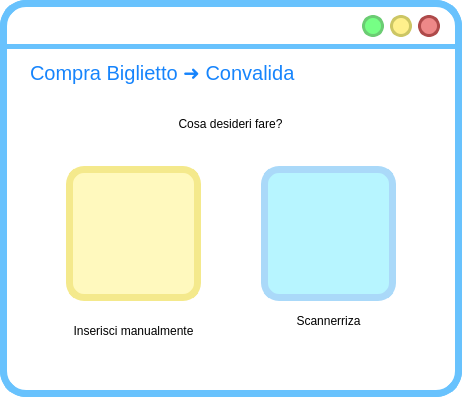
Qt form frontend/ui/Convalida.ui (MrPio/MuseoOmero) before a commit.
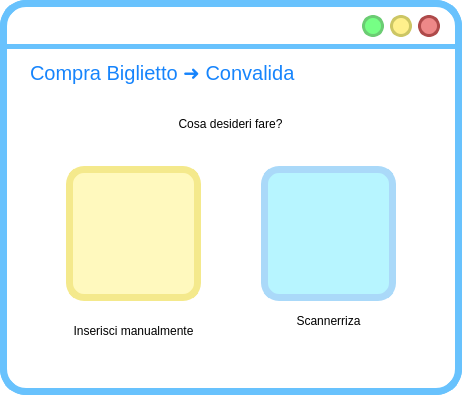
The same form after that commit. Icons and pictures are not drawn.

Patch:
```diff
--- a/frontend/ui/Convalida.ui
+++ b/frontend/ui/Convalida.ui
@@ -7,7 +7,7 @@
     <x>0</x>
     <y>0</y>
     <width>462</width>
-    <height>397</height>
+    <height>395</height>
    </rect>
   </property>
   <property name="windowTitle">
```
Left out of the diff: 8 changed lines with no effect on the pictures.
